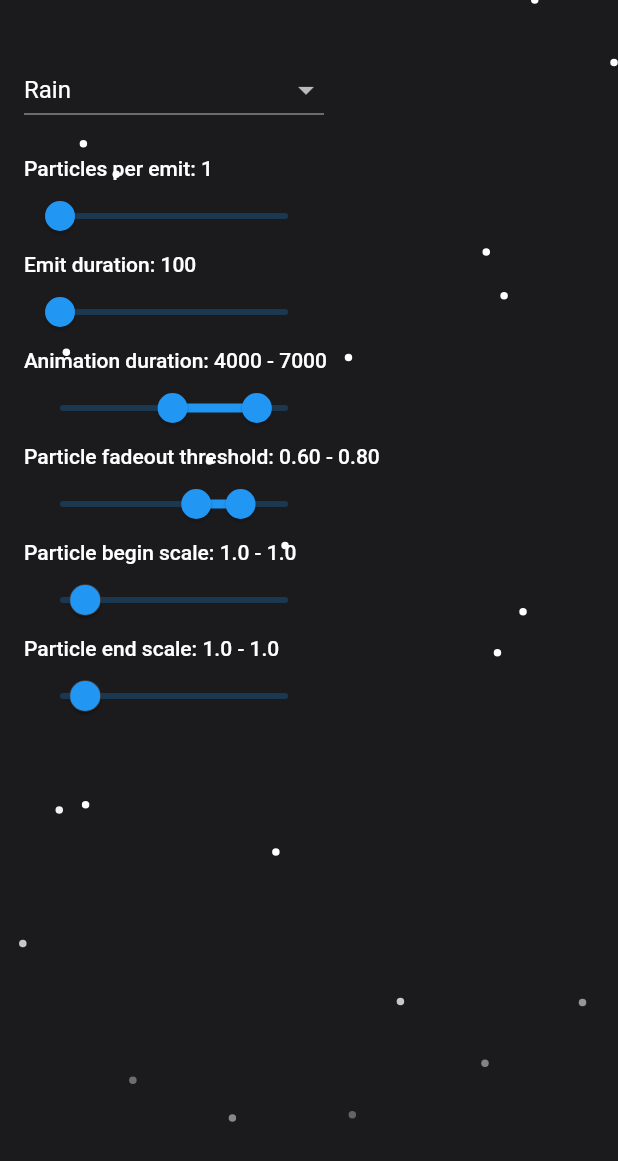
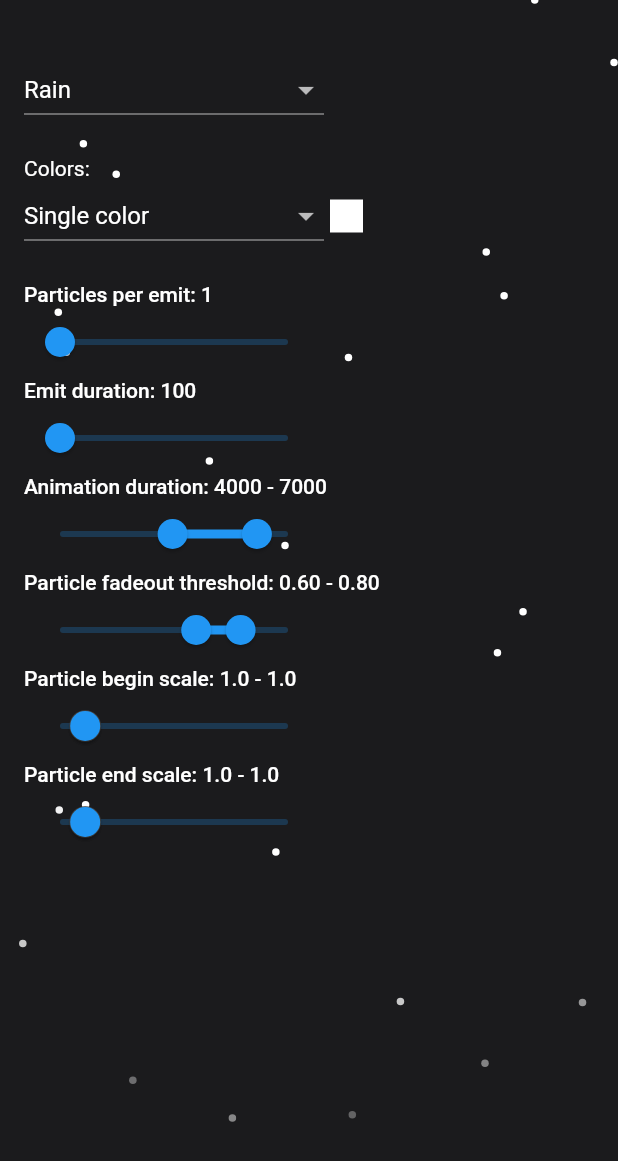
Before and after one commit to tguerin/newton, a Flutter app: the screen it shows after launch, on a phone screen of 412 x 824 dp. Shown: the top 1161 px of the screen. Run offline on Flutter 3.47's test engine with Material 2 defaults, Android fonts, the phone set to English and light mode, and no system bars; our stand-ins replace flutter_colorpicker.

Commit message:
Support color interpolation (#6)
* Add support for color interpolation

* Add color configuration in example app

```diff
--- /dev/null
+++ b/example/lib/available_color_type.dart
@@ -0,0 +1,13 @@
+enum ColorType {
+  single("Single color"),
+  gradient("Gradient color"),
+  linearInterpolation("Linear interpolation");
+
+  const ColorType(this.label);
+
+  final String label;
+
+  static ColorType of(String label) {
+    return ColorType.values.firstWhere((effect) => effect.label == label);
+  }
+}
--- a/example/lib/available_effect.dart
+++ b/example/lib/available_effect.dart
@@ -4,11 +4,16 @@ import 'package:newton_particles/newton_particles.dart';
 enum AvailableEffect {
   rain(
     "Rain",
-    supportedParameters: [AnimationParameter.fadeout, AnimationParameter.scale],
+    supportedParameters: [
+      AnimationParameter.color,
+      AnimationParameter.fadeout,
+      AnimationParameter.scale,
+    ],
   ),
   explode(
     "Explode",
     supportedParameters: [
+      AnimationParameter.color,
       AnimationParameter.distance,
       AnimationParameter.fadeout,
       AnimationParameter.scale
@@ -28,6 +33,7 @@ enum AvailableEffect {
         maxEndScale: 1,
       ),
       supportedParameters: [
+        AnimationParameter.color,
         AnimationParameter.angle,
         AnimationParameter.distance,
         AnimationParameter.fadeout,
@@ -48,6 +54,7 @@ enum AvailableEffect {
         maxEndScale: 1,
       ),
       supportedParameters: [
+        AnimationParameter.color,
         AnimationParameter.distance,
         AnimationParameter.fadeout,
         AnimationParameter.scale,
@@ -68,6 +75,7 @@ enum AvailableEffect {
         maxEndScale: 1,
       ),
       supportedParameters: [
+        AnimationParameter.color,
         AnimationParameter.distance,
         AnimationParameter.fadeout,
         AnimationParameter.scale,
@@ -107,6 +115,7 @@ enum AvailableEffect {
 extension AvailableEffectExtension on AvailableEffect {
   Effect instantiate({
     required Size size,
+    required ParticleColor color,
     required EffectConfiguration effectConfiguration,
   }) {
     switch (this) {
@@ -115,7 +124,7 @@ extension AvailableEffectExtension on AvailableEffect {
           particleConfiguration: ParticleConfiguration(
             shape: CircleShape(),
             size: const Size(5, 5),
-            color: Colors.white,
+            color: color,
           ),
           effectConfiguration: effectConfiguration,
         );
@@ -124,7 +133,7 @@ extension AvailableEffectExtension on AvailableEffect {
           particleConfiguration: ParticleConfiguration(
             shape: CircleShape(),
             size: const Size(5, 5),
-            color: Colors.white,
+            color: color,
           ),
           effectConfiguration: effectConfiguration.copyWith(
             origin: Offset(size.width / 2, size.height / 2),
@@ -133,10 +142,7 @@ extension AvailableEffectExtension on AvailableEffect {
       case AvailableEffect.smoke:
         return SmokeEffect(
           particleConfiguration: ParticleConfiguration(
-            shape: CircleShape(),
-            size: const Size(5, 5),
-            color: Colors.white,
-          ),
+              shape: CircleShape(), size: const Size(5, 5), color: color),
           effectConfiguration: effectConfiguration.copyWith(
             origin: Offset(
               size.width / 2,
@@ -149,7 +155,7 @@ extension AvailableEffectExtension on AvailableEffect {
           particleConfiguration: ParticleConfiguration(
             shape: CircleShape(),
             size: const Size(5, 5),
-            color: Colors.white,
+            color: color,
           ),
           effectConfiguration: effectConfiguration.copyWith(
             distanceCurve: Curves.decelerate,
@@ -165,7 +171,7 @@ extension AvailableEffectExtension on AvailableEffect {
           particleConfiguration: ParticleConfiguration(
             shape: CircleShape(),
             size: const Size(5, 5),
-            color: Colors.white,
+            color: color,
           ),
           effectConfiguration: effectConfiguration.copyWith(
             origin: Offset(
@@ -180,6 +186,7 @@ extension AvailableEffectExtension on AvailableEffect {
 
 enum AnimationParameter {
   angle,
+  color,
   distance,
   fadeout,
   scale,
--- /dev/null
+++ b/example/lib/color_selection.dart
@@ -0,0 +1,165 @@
+import 'package:collection/collection.dart';
+import 'package:example/available_color_type.dart';
+import 'package:flutter/material.dart';
+import 'package:flutter_colorpicker/flutter_colorpicker.dart';
+import 'package:newton_particles/newton_particles.dart';
+
+class ColorSelection extends StatefulWidget {
+  final ValueChanged<ParticleColor> onChanged;
+
+  const ColorSelection({super.key, required this.onChanged});
+
+  @override
+  State<ColorSelection> createState() => _ColorSelectionState();
+}
+
+class _ColorSelectionState extends State<ColorSelection> {
+  final _currentColors = [Colors.white].toList(growable: true);
+
+  var _colorType = ColorType.single;
+
+  @override
+  Widget build(BuildContext context) {
+    return Wrap(children: [
+      Column(
+        crossAxisAlignment: CrossAxisAlignment.start,
+        children: [
+          const Text("Colors:"),
+          Row(
+            children: [colorTypeSelection(), ...currentColorWidgets()],
+          ),
+          if (_colorType == ColorType.linearInterpolation)
+            Row(
+              children: [
+                TextButton(
+                  onPressed: () {
+                    setState(() {
+                      _currentColors.add(Colors.white);
+                      widget.onChanged(
+                        LinearInterpolationParticleColor(
+                          colors: _currentColors,
+                        ),
+                      );
+                    });
+                  },
+                  child: const Text("Add"),
+                ),
+                if (_currentColors.length > 1)
+                  TextButton(
+                    onPressed: () {
+                      setState(() {
+                        if (_currentColors.length > 1) {
+                          _currentColors.removeLast();
+                          widget.onChanged(
+                            LinearInterpolationParticleColor(
+                              colors: _currentColors,
+                            ),
+                          );
+                        }
+                      });
+                    },
+                    child: const Text("Remove"),
+                  )
+              ],
+            )
+        ],
+      )
+    ]);
+  }
+
+  List<Widget> currentColorWidgets() {
+    return _currentColors
+        .mapIndexed((index, color) => SizedBox(
+            width: 30,
+            height: 30,
+            child: Padding(
+              padding: const EdgeInsets.all(4),
+              child: InkWell(
+                child: Container(
+                  decoration: BoxDecoration(
+                    color: color,
+                    border: Border.all(color: Colors.white),
+                  ),
+                ),
+                onTap: () {
+                  showDialog(
+                      context: context,
+                      builder: (buildContext) => AlertDialog(
+                            title: const Text('Pick a color!'),
+                            content: SingleChildScrollView(
+                              child: ColorPicker(
+                                pickerColor: color,
+                                onColorChanged: (newColor) {
+                                  changeColor(newColor, index);
+                                },
+                              ),
+                            ),
+                          ));
+                },
+              ),
+            )))
+        .toList();
+  }
+
+  void changeColor(Color color, int index) {
+    setState(() {
+      _currentColors[index] = color;
+      updateCurrentColor();
+    });
+  }
+
+  Widget colorTypeSelection() {
+    return SizedBox(
+      width: 200,
+      child: DropdownButton<String>(
+        isExpanded: true,
+        value: _colorType.label,
+        icon: const Icon(Icons.arrow_drop_down),
+        elevation: 16,
+        onChanged: (String? value) {
+          // This is called when the user selects an item.
+          setState(() {
+            _colorType = ColorType.of(value!);
+            updateCurrentColor();
+          });
+        },
+        items: ColorType.values.map<DropdownMenuItem<String>>((value) {
+          return DropdownMenuItem<String>(
+            value: value.label,
+            child: Text(value.label),
+          );
+        }).toList(),
+      ),
+    );
+  }
+
+  void updateCurrentColor() {
+    switch (_colorType) {
+      case ColorType.single:
+        if (_currentColors.length > 1) {
+          _currentColors.removeRange(1, _currentColors.length - 1);
+        }
+        widget.onChanged(SingleParticleColor(color: _currentColors[0]));
+        break;
+      case ColorType.gradient:
+        if (_currentColors.length > 2) {
+          _currentColors.removeRange(2, _currentColors.length - 1);
+        } else if (_currentColors.length == 1) {
+          _currentColors.add(Colors.white);
+        }
+        widget.onChanged(LinearGradientParticleColor(
+          startColor: _currentColors[0],
+          endColor: _currentColors[1],
+        ));
+        break;
+      case ColorType.linearInterpolation:
+        if (_currentColors.length == 1) {
+          _currentColors.add(Colors.white);
+        }
+        widget.onChanged(LinearInterpolationParticleColor(
+          colors: _currentColors,
+        ));
+        break;
+    }
+  }
+}
--- a/example/lib/main.dart
+++ b/example/lib/main.dart
@@ -1,4 +1,5 @@
 import 'package:example/available_effect.dart';
+import 'package:example/color_selection.dart';
 import 'package:example/range_selection.dart';
 import 'package:example/single_value_selection.dart';
 import 'package:flutter/material.dart';
@@ -55,6 +56,8 @@ class _NewtonConfigurationPageState extends State<NewtonConfigurationPage> {
   AvailableEffect _selectedAnimation = AvailableEffect.rain;
   EffectConfiguration _effectConfiguration =
       AvailableEffect.rain.defaultEffectConfiguration;
+  ParticleColor _currentParticleColor =
+      const SingleParticleColor(color: Colors.white);
 
   @override
   Widget build(BuildContext context) {
@@ -76,6 +79,7 @@ class _NewtonConfigurationPageState extends State<NewtonConfigurationPage> {
     return _selectedAnimation.instantiate(
       size: size,
       effectConfiguration: _effectConfiguration,
+      color: _currentParticleColor,
     );
   }
 
@@ -94,6 +98,11 @@ class _NewtonConfigurationPageState extends State<NewtonConfigurationPage> {
                 height: 20,
               ),
               animationSelectionSection(defaultAnimation: _selectedAnimation),
+              const SizedBox(
+                height: 20,
+              ),
+              if (_selectedAnimation.supportParameter(AnimationParameter.color))
+                colorSelection(),
               const SizedBox(
                 height: 20,
               ),
@@ -290,4 +299,12 @@ class _NewtonConfigurationPageState extends State<NewtonConfigurationPage> {
       roundValue: false,
     );
   }
+
+  Widget colorSelection() {
+    return ColorSelection(onChanged: (color) {
+      setState(() {
+        _currentParticleColor = color;
+      });
+    });
+  }
 }
--- a/example/pubspec.yaml
+++ b/example/pubspec.yaml
@@ -38,6 +38,8 @@ dependencies:
   # The following adds the Cupertino Icons font to your application.
   # Use with the CupertinoIcons class for iOS style icons.
   cupertino_icons: ^1.0.2
+  flutter_colorpicker: ^1.0.3
+  collection: ^1.17.1
 
 dev_dependencies:
   flutter_test:
--- a/lib/newton_particles.dart
+++ b/lib/newton_particles.dart
@@ -1,12 +1,14 @@
 export 'src/effects/effect.dart';
 export 'src/effects/effect_configuration.dart';
 export 'src/effects/explode_effect.dart';
+export 'src/effects/fountain_effect.dart';
 export 'src/effects/pulse_effect.dart';
 export 'src/effects/rain_effect.dart';
 export 'src/effects/smoke_effect.dart';
-export 'src/effects/fountain_effect.dart';
 export 'src/newton.dart';
 export 'src/particles/animated_particle.dart';
+export 'src/particles/color.dart';
+export 'src/particles/gradient_orientation.dart';
 export 'src/particles/particle.dart';
 export 'src/particles/particle_configuration.dart';
 export 'src/particles/path.dart';
--- a/lib/src/particles/animated_particle.dart
+++ b/lib/src/particles/animated_particle.dart
@@ -59,17 +59,18 @@ class AnimatedParticle {
   /// Based on the progress, the particle's opacity, size, and position will be updated
   /// according to the specified animation properties.
   onAnimationUpdate(double progress) {
+    particle.updateColor(progress);
     if (progress <= fadeInLimit && fadeInLimit != 0) {
       final fadeInProgress = progress / fadeInLimit;
       final opacity = fadeInCurve.transform(fadeInProgress);
-      particle.paint.color = particle.configuration.color.withOpacity(opacity);
+      particle.updateOpacity(opacity);
     }
 
     if (progress >= fadeOutThreshold && fadeOutThreshold != 1) {
       var fadeOutProgress =
           (progress - fadeOutThreshold) / (1 - fadeOutThreshold);
       final opacity = 1 - fadeOutCurve.transform(fadeOutProgress);
-      particle.paint.color = particle.configuration.color.withOpacity(opacity);
+      particle.updateOpacity(opacity);
     }
 
     final currentScale = scaleRange.transform(scaleCurve.transform(progress));
--- /dev/null
+++ b/lib/src/particles/color.dart
@@ -0,0 +1,79 @@
+import 'dart:ui' as ui;
+
+import 'package:flutter/material.dart';
+import 'package:newton_particles/src/particles/gradient_orientation.dart';
+import 'package:newton_particles/src/particles/particle.dart';
+import 'package:newton_particles/src/utils/color_extensions.dart';
+
+/// An abstract class representing the configuration of particle colors.
+/// Subclasses of [ParticleColor] should implement the [configure] method.
+sealed class ParticleColor {
+  const ParticleColor();
+
+  /// Configures the color of the given [particle] based on the [progress].
+  /// The [progress] is typically a value between 0 and 1 representing the
+  /// animation progress, and [particle] is the particle to be configured.
+  void configure(double progress, Particle particle);
+}
+
+/// A [ParticleColor] subclass representing a single fixed color for particles.
+class SingleParticleColor extends ParticleColor {
+  /// The fixed color for particles.
+  final Color color;
+
+  const SingleParticleColor({required this.color});
+
+  @override
+  void configure(double progress, Particle particle) {
+    particle.paint.shader = null;
+    particle.paint.color = color;
+  }
+}
+
+/// A [ParticleColor] subclass representing a linear gradient for particles.
+class LinearGradientParticleColor extends ParticleColor {
+  /// The starting color of the linear gradient.
+  final Color startColor;
+
+  /// The ending color of the linear gradient.
+  final Color endColor;
+
+  /// The orientation of the linear gradient. See [GradientOrientation]
+  final GradientOrientation orientation;
+
+  const LinearGradientParticleColor({
+    required this.startColor,
+    required this.endColor,
+    this.orientation = GradientOrientation.leftRight,
+  });
+
+  @override
+  void configure(double progress, Particle particle) {
+    final (startOffset, endOffset) =
+    orientation.computeOffsets(particle.position, particle.size);
+    particle.paint.color = Colors.black;
+    particle.paint.shader = ui.Gradient.linear(
+      startOffset,
+      endOffset,
+      [
+        startColor,
+        endColor,
+      ],
+    );
+  }
+}
+
+/// A [ParticleColor] subclass representing a linear interpolation of colors
+/// for particles.
+class LinearInterpolationParticleColor extends ParticleColor {
+  /// The list of colors to be interpolated for particles.
+  final List<Color> colors;
+
+  const LinearInterpolationParticleColor({required this.colors});
+
+  @override
+  void configure(double progress, Particle particle) {
+    particle.paint.shader = null;
+    particle.paint.color = colors.lerp(progress);
+  }
+}
--- a/lib/src/particles/particle.dart
+++ b/lib/src/particles/particle.dart
@@ -1,6 +1,6 @@
 import 'dart:ui';
 
-import 'package:newton_particles/src/particles/particle_configuration.dart';
+import 'package:newton_particles/newton_particles.dart';
 import 'package:vector_math/vector_math_64.dart';
 
 /// The `Particle` class represents a single particle in the animation.
@@ -47,11 +47,27 @@ class Particle {
       _transform.setRotationX(radians(rotation.x));
       _transform.setRotationY(radians(rotation.y));
     }
-    paint.color = configuration.color;
+    configuration.color.configure(0.0, this);
   }
 
   /// Gets the initial size of the particle as defined in its configuration.
   Size get initialSize => configuration.size;
+
+  /// Update the `color` of the particle.
+  ///
+  /// The `updateColor` will adjust the color of the particle according to the current progress of the effect.
+  /// If progress is outside the range [0,1] it will be clamped to the nearest value.
+  updateColor(double progress) {
+    configuration.color.configure(progress.clamp(0, 1), this);
+  }
+
+  /// Update the `opacity` of the particle.
+  ///
+  /// The `updateOpacity` will adjust the opacity accordingly.
+  /// If opacity is outside the range [0,1] it will be clamped to the nearest value.
+  void updateOpacity(double opacity) {
+    paint.color = paint.color.withOpacity(opacity.clamp(0, 1));
+  }
 
   /// Draws the particle on the given `canvas`.
   ///
--- a/lib/src/particles/particle_configuration.dart
+++ b/lib/src/particles/particle_configuration.dart
@@ -1,4 +1,5 @@
 import 'package:flutter/material.dart';
+import 'package:newton_particles/src/particles/color.dart';
 import 'package:newton_particles/src/particles/shape.dart';
 
 /// The `ParticleConfiguration` class represents the configuration for a particle in the animation.
@@ -12,8 +13,8 @@ class ParticleConfiguration {
   /// The size of the particle.
   final Size size;
 
-  /// The color of the particle.
-  final Color color;
+  /// The color of the particle. By default will use a single black color.
+  final ParticleColor color;
 
   /// Creates a `ParticleConfiguration` with the specified shape, size, and color.
   ///
@@ -26,6 +27,6 @@ class ParticleConfiguration {
   const ParticleConfiguration({
     required this.shape,
     required this.size,
-    this.color = Colors.black,
+    this.color = const SingleParticleColor(color: Colors.black),
   });
 }
--- a/lib/src/particles/path.dart
+++ b/lib/src/particles/path.dart
@@ -2,7 +2,6 @@ import 'dart:math';
 import 'dart:ui';
 
 import 'package:vector_math/vector_math_64.dart';
-
 
 /// A sealed class representing a transformation applied to a path.
 sealed class PathTransformation {
```
Also changed, not shown: lib/src/particles/gradient_orientation.dart (added, +108 -0 lines), lib/src/utils/color_extensions.dart (added, +46 -0 lines), example/pubspec.lock.
